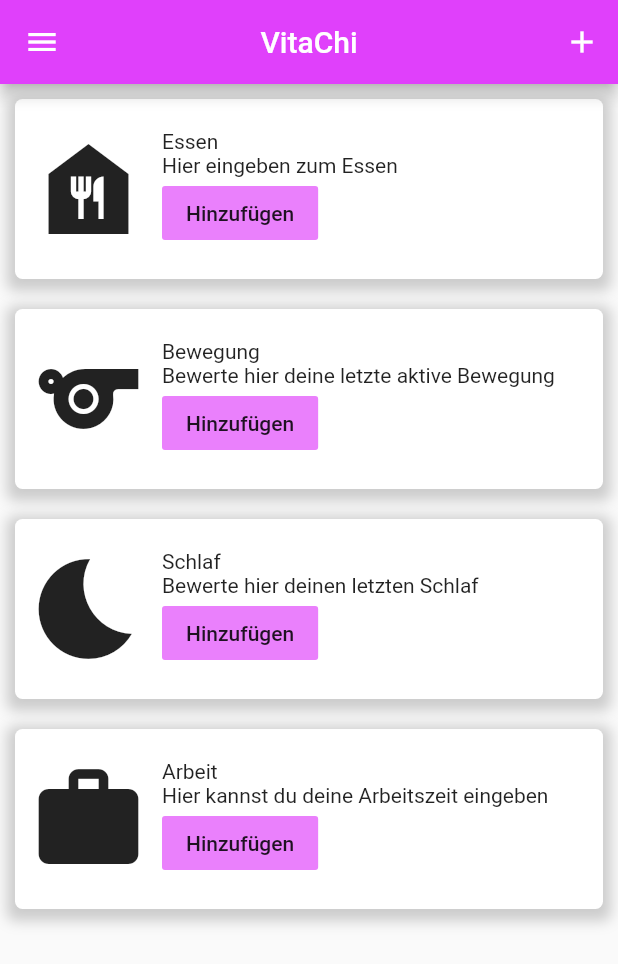
After one commit to MoBoldi/VitaChi, a Flutter app: the EingabenNav screen opened by its route, on a phone screen of 412 x 824 dp. The commit adds this screen. Shown: the top 964 px of the screen. Run offline on Flutter 3.47's test engine with Material 2 defaults, Android fonts, the light colour scheme and no system bars.

Commit message:
14.11.20

```diff
--- a/client/vitachi/lib/main.dart
+++ b/client/vitachi/lib/main.dart
@@ -1,9 +1,14 @@
-import 'dart:ffi';
-
 import 'package:flutter/material.dart';
+import 'package:vitachi/pages/EssenNav.dart';
 
 void main() {
-  runApp(MaterialApp(home: Home()));
+  runApp(MaterialApp(
+      home: Home(),
+    routes: {
+        '/home': (context) => Home(),
+        '/eingabeNav': (context) => EingabenNav()
+    },
+  ));
 }
 
 class Home extends StatelessWidget {
@@ -57,13 +62,13 @@ class Home extends StatelessWidget {
             ListTile(
               title: Text("Home", style: TextStyle(fontSize: 18),),
               onTap: (){
-                Navigator.pop(context);
+
               },
             ),
             ListTile(
               title: Text("Eingaben", style: TextStyle(fontSize: 18),),
               onTap: (){
-                Navigator.pop(context);
+                Navigator.pushReplacementNamed(context, '/eingabeNav');
               },
             ),
             ListTile(
--- /dev/null
+++ b/client/vitachi/lib/pages/EssenNav.dart
@@ -0,0 +1,290 @@
+import 'package:flutter/material.dart';
+import 'package:vitachi/main.dart';
+
+class EingabenNav extends StatefulWidget {
+  @override
+  _EingabenNavState createState() => _EingabenNavState();
+}
+
+class _EingabenNavState extends State<EingabenNav> {
+  @override
+  Widget build(BuildContext context) {
+    return Scaffold(
+      appBar: AppBar(
+        title: Text("VitaChi"),
+        centerTitle: true,
+        backgroundColor: Colors.purpleAccent,
+        actions: <Widget>[
+          IconButton(
+            icon: Icon(Icons.add, color: Colors.white),
+            onPressed: null,
+          )
+        ],
+      ),
+      drawer: Drawer(
+        child: ListView(
+          padding: EdgeInsets.zero,
+
+          children: <Widget>[
+
+            DrawerHeader(
+              child: Container(
+                child: Column(
+                  children: <Widget>[
+                    Image(
+                      image: AssetImage('assets/logo.png'),
+                    )
+                  ],
+                ),
+              ),
+              decoration: BoxDecoration(
+
+              ),
+
+            ),
+            ListTile(
+              title: Text("Home", style: TextStyle(fontSize: 18),),
+              onTap: (){
+                Navigator.pushReplacementNamed(context, '/home');
+              },
+            ),
+            ListTile(
+              title: Text("Eingaben", style: TextStyle(fontSize: 18),),
+              onTap: (){
+                Navigator.pushReplacementNamed(context, '/eingabeNav');
+              },
+            ),
+            ListTile(
+              title: Text("Statistiken", style: TextStyle(fontSize: 18),),
+              onTap: (){
+                Navigator.pop(context);
+              },
+            ),
+            ListTile(
+              title: Text("Freunde", style: TextStyle(fontSize: 18),),
+              onTap: (){
+                Navigator.pop(context);
+              },
+            ),
+            ListTile(
+              title: Text("Shop", style: TextStyle(fontSize: 18),),
+              onTap: (){
+                Navigator.pop(context);
+              },
+            ),
+            ListTile(
+              title: Text("ToDo",
+                style: TextStyle(
+                  color: Colors.grey,
+                  fontSize: 18,
+                ),
+              ),
+              onTap: (){
+                Navigator.pop(context);
+              },
+
+            )
+          ],
+        ),
+
+      ),
+      body: Column(
+        crossAxisAlignment: CrossAxisAlignment.center,
+        children: <Widget>[
+          Container(
+            height: 120,
+            margin: EdgeInsets.all(10.0),
+            decoration: BoxDecoration(
+                color: Colors.white,
+                borderRadius: BorderRadius.all(Radius.circular(5)),
+                boxShadow: [
+                  BoxShadow(
+                    color: Colors.grey.withOpacity(0.5),
+                    spreadRadius: 5,
+                    blurRadius: 7,
+                    offset: Offset(0, 3), // changes position of shadow
+                  ),
+                ]
+            ),
+            child: Row(
+              crossAxisAlignment: CrossAxisAlignment.center,
+              children: <Widget>[
+                Expanded(
+                  child: Icon(
+                    Icons.food_bank,
+                    size: 80,
+                  ),
+                  flex: 2,
+                ),
+                Expanded(
+                  child: Column(
+                    crossAxisAlignment: CrossAxisAlignment.start,
+                    mainAxisAlignment: MainAxisAlignment.center,
+                    children: <Widget>[
+                      Text('Essen'),
+                      Text('Hier eingeben zum Essen'),
+                      FlatButton(
+                          color: Colors.purpleAccent[100],
+                          onPressed: () {
+
+                          },
+                          child: Text('Hinzufügen'),
+                      )
+                    ],
+                  ),
+                  flex: 6,
+                )
+
+              ],
+            ),
+
+          ),
+          Container(
+            height: 120,
+            margin: EdgeInsets.all(10.0),
+            decoration: BoxDecoration(
+                color: Colors.white,
+                borderRadius: BorderRadius.all(Radius.circular(5)),
+                boxShadow: [
+                  BoxShadow(
+                    color: Colors.grey.withOpacity(0.5),
+                    spreadRadius: 5,
+                    blurRadius: 7,
+                    offset: Offset(0, 3), // changes position of shadow
+                  ),
+                ]
+            ),
+            child: Row(
+              crossAxisAlignment: CrossAxisAlignment.center,
+              children: <Widget>[
+                Expanded(
+                  child: Icon(
+                    Icons.sports,
+                    size: 80,
+                  ),
+                  flex: 2,
+                ),
+                Expanded(
+                  child: Column(
+                    crossAxisAlignment: CrossAxisAlignment.start,
+                    mainAxisAlignment: MainAxisAlignment.center,
+                    children: <Widget>[
+                      Text('Bewegung'),
+                      Text('Bewerte hier deine letzte aktive Bewegung'),
+                      FlatButton(
+                        color: Colors.purpleAccent[100],
+                        onPressed: () {
+
+                        },
+                        child: Text('Hinzufügen'),
+                      )
+                    ],
+                  ),
+                  flex: 6,
+                )
+
+              ],
+            ),
+
+          ),
+          Container(
+            height: 120,
+            margin: EdgeInsets.all(10.0),
+            decoration: BoxDecoration(
+                color: Colors.white,
+                borderRadius: BorderRadius.all(Radius.circular(5)),
+                boxShadow: [
+                  BoxShadow(
+                    color: Colors.grey.withOpacity(0.5),
+                    spreadRadius: 5,
+                    blurRadius: 7,
+                    offset: Offset(0, 3), // changes position of shadow
+                  ),
+                ]
+            ),
+            child: Row(
+              crossAxisAlignment: CrossAxisAlignment.center,
+              children: <Widget>[
+                Expanded(
+                  child: Icon(
+                    Icons.bedtime,
+                    size: 80,
+                  ),
+                  flex: 2,
+                ),
+                Expanded(
+                  child: Column(
+                    crossAxisAlignment: CrossAxisAlignment.start,
+                    mainAxisAlignment: MainAxisAlignment.center,
+                    children: <Widget>[
+                      Text('Schlaf'),
+                      Text('Bewerte hier deinen letzten Schlaf'),
+                      FlatButton(
+                        color: Colors.purpleAccent[100],
+                        onPressed: () {
+
+                        },
+                        child: Text('Hinzufügen'),
+                      )
+                    ],
+                  ),
+                  flex: 6,
+                )
+
+              ],
+            ),
+
+          ),
+          Container(
+            height: 120,
+            margin: EdgeInsets.all(10.0),
+            decoration: BoxDecoration(
+                color: Colors.white,
+                borderRadius: BorderRadius.all(Radius.circular(5)),
+                boxShadow: [
+                  BoxShadow(
+                    color: Colors.grey.withOpacity(0.5),
+                    spreadRadius: 5,
+                    blurRadius: 7,
+                    offset: Offset(0, 3), // changes position of shadow
+                  ),
+                ]
+            ),
+            child: Row(
+              crossAxisAlignment: CrossAxisAlignment.center,
+              children: <Widget>[
+                Expanded(
+                  child: Icon(
+                    Icons.work,
+                    size: 80,
+                  ),
+                  flex: 2,
+                ),
+                Expanded(
+                  child: Column(
+                    crossAxisAlignment: CrossAxisAlignment.start,
+                    mainAxisAlignment: MainAxisAlignment.center,
+                    children: <Widget>[
+                      Text('Arbeit'),
+                      Text('Hier kannst du deine Arbeitszeit eingeben'),
+                      FlatButton(
+                        color: Colors.purpleAccent[100],
+                        onPressed: () {
+
+                        },
+                        child: Text('Hinzufügen'),
+                      )
+                    ],
+                  ),
+                  flex: 6,
+                )
+
+              ],
+            ),
+
+          )
+        ],
+      ),
+    );
+  }
+}
```
